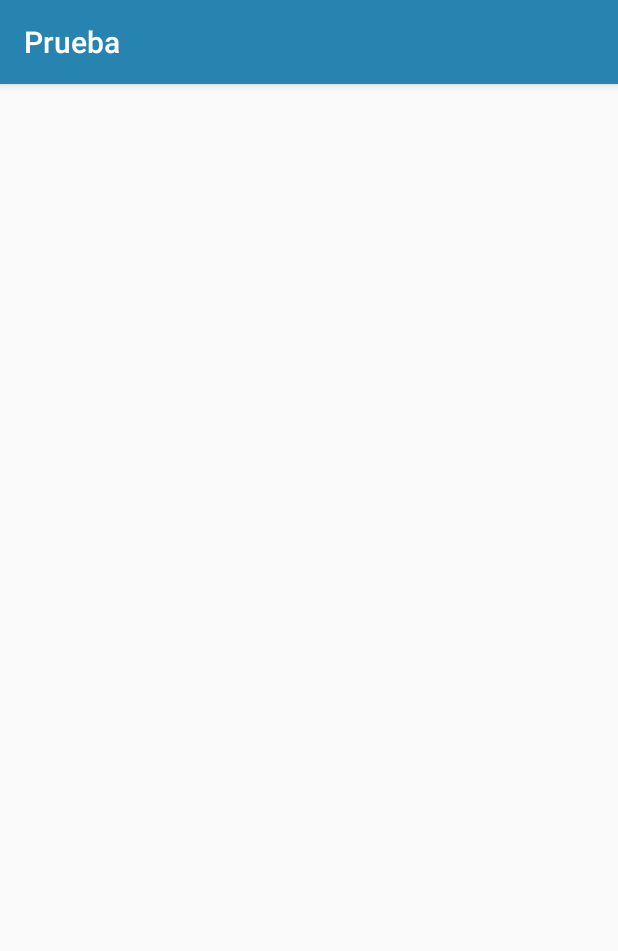
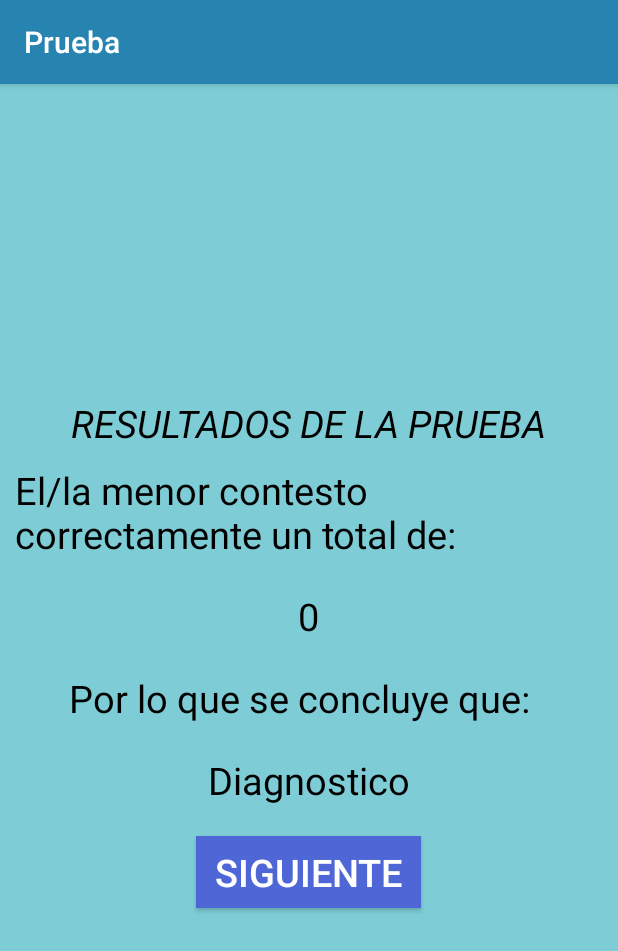
Before and after one commit to Numerica98/DiagnoDixie, an Android app: the ResultActivity screen opened directly, with no data from a screen before it, on a phone screen of 412 x 824 dp. Shown: the top 951 px of the screen. Run offline under Robolectric (Android 15) with nearby library versions, the phone set to English and light mode, and no system bars.

Commit message:
Modificada la pregunta 2, agregada pantalla final y resultado

```diff
--- a/app/src/main/AndroidManifest.xml
+++ b/app/src/main/AndroidManifest.xml
@@ -1,6 +1,6 @@
 <?xml version="1.0" encoding="utf-8"?>
 <manifest xmlns:android="http://schemas.android.com/apk/res/android"
-    package="com.example.prueba">
+          package="com.example.prueba">
 
     <application
         android:name=".AppConstants"
@@ -10,14 +10,17 @@
         android:roundIcon="@mipmap/ic_launcher_round"
         android:supportsRtl="true"
         android:theme="@style/AppTheme">
-        <activity android:name=".Question2"></activity>
-        <activity android:name=".Question1"></activity>
-        <activity android:name=".CharacterActivity" />
+        <activity android:name=".ResultActivity">
+        </activity>
+        <activity android:name=".FinishActivity"/>
+        <activity android:name=".Question11"/>
+        <activity android:name=".Question1"/>
+        <activity android:name=".CharacterActivity"/>
         <activity android:name=".MainActivity">
             <intent-filter>
-                <action android:name="android.intent.action.MAIN" />
+                <action android:name="android.intent.action.MAIN"/>
 
-                <category android:name="android.intent.category.LAUNCHER" />
+                <category android:name="android.intent.category.LAUNCHER"/>
             </intent-filter>
         </activity>
     </application>
--- a/app/src/main/java/com/example/prueba/Question1.kt
+++ b/app/src/main/java/com/example/prueba/Question1.kt
@@ -22,7 +22,7 @@ class Question1 : AppCompatActivity() {
         var mApp = AppConstants()
 
         //Variable para generar el intent mas adelante
-        val intentQuestion2 = Intent(this@Question1, Question2::class.java)
+        val intentQuestion2 = Intent(this@Question1, Question11::class.java)
 
         tv_question1_g_0_0.setOnClickListener {
             //Aumenta el contador cada vez que se presiona
--- a/app/src/main/java/com/example/prueba/Question2.kt
+++ b/app/src/main/java/com/example/prueba/ResultActivity.kt
@@ -3,10 +3,15 @@ package com.example.prueba
 import androidx.appcompat.app.AppCompatActivity
 import android.os.Bundle
 
-class Question2 : AppCompatActivity() {
+class ResultActivity : AppCompatActivity() {
 
     override fun onCreate(savedInstanceState: Bundle?) {
         super.onCreate(savedInstanceState)
-        setContentView(R.layout.activity_question2)
+        setContentView(R.layout.activity_result)
+
+        var mApp = AppConstants()
+
+
+
     }
 }
--- a/app/src/main/res/layout/activity_question2.xml
+++ /dev/null
@@ -1,9 +0,0 @@
-<?xml version="1.0" encoding="utf-8"?>
-<androidx.constraintlayout.widget.ConstraintLayout xmlns:android="http://schemas.android.com/apk/res/android"
-    xmlns:app="http://schemas.android.com/apk/res-auto"
-    xmlns:tools="http://schemas.android.com/tools"
-    android:layout_width="match_parent"
-    android:layout_height="match_parent"
-    tools:context=".Question2">
-
-</androidx.constraintlayout.widget.ConstraintLayout>
--- /dev/null
+++ b/app/src/main/res/layout/activity_result.xml
@@ -0,0 +1,83 @@
+<?xml version="1.0" encoding="utf-8"?>
+<LinearLayout
+        xmlns:android="http://schemas.android.com/apk/res/android"
+        xmlns:tools="http://schemas.android.com/tools"
+        xmlns:app="http://schemas.android.com/apk/res-auto"
+        android:layout_width="match_parent"
+        android:layout_height="match_parent"
+    android:orientation="vertical"
+    android:gravity="center"
+    android:background="@color/background_app"
+        tools:context=".ResultActivity">
+
+    <ScrollView
+        android:layout_width="match_parent"
+        android:layout_height="wrap_content">
+
+        <LinearLayout
+            android:layout_width="match_parent"
+            android:layout_height="wrap_content"
+            android:orientation="vertical"
+            android:gravity="center">
+
+            <TextView
+                android:layout_width="wrap_content"
+                android:layout_height="wrap_content"
+                android:text="RESULTADOS DE LA PRUEBA"
+                android:textColor="@color/text"
+                android:textSize="@dimen/text_main"
+                android:textAlignment="center"
+                android:textStyle="italic"/>
+
+            <TextView
+                android:id="@+id/tv_AnswerCount"
+                android:layout_width="wrap_content"
+                android:layout_height="wrap_content"
+                android:layout_margin="@dimen/margin_view"
+                android:text="El/la menor contesto correctamente un total de: "
+                android:textSize="@dimen/text_main"
+                android:textColor="@color/text"/>
+
+            <TextView
+                android:id="@+id/tv_AnswerCountDetail"
+                android:layout_width="wrap_content"
+                android:layout_height="wrap_content"
+                android:layout_margin="@dimen/margin_view"
+                android:text="0"
+                android:textSize="@dimen/text_main"
+                android:textColor="@color/text"/>
+
+            <TextView
+                android:id="@+id/tv_Recomendation"
+                android:layout_width="wrap_content"
+                android:layout_height="wrap_content"
+                android:layout_margin="@dimen/margin_view"
+                android:text="Por lo que se concluye que:  "
+                android:textSize="@dimen/text_main"
+                android:textColor="@color/text"/>
+
+            <TextView
+                android:id="@+id/tv_RecomendationDetail"
+                android:layout_width="wrap_content"
+                android:layout_height="wrap_content"
+                android:layout_margin="@dimen/margin_view"
+                android:text="Diagnostico"
+                android:textSize="@dimen/text_main"
+                android:textColor="@color/text"/>
+
+            <Button
+                android:id="@+id/bt_NextFinish"
+                android:layout_width="@dimen/width_button"
+                android:layout_height="wrap_content"
+                android:layout_margin="@dimen/margin_view"
+                android:text="@string/text_siguiente"
+                android:textSize="@dimen/text_main"
+                android:textColor="@color/text_button"
+                android:background="@color/background_button"
+                tools:ignore="HardcodedText" />
+
+
+        </LinearLayout>
+    </ScrollView>
+
+</LinearLayout>
```
Also changed, not shown: app/src/main/java/com/example/prueba/FinishActivity.kt (added, +33 -0 lines), app/src/main/java/com/example/prueba/Question11.kt (added, +31 -0 lines), app/src/main/res/layout/activity_finish.xml (added, +71 -0 lines), app/src/main/res/layout/activity_question1.xml (+13 -0 lines), app/src/main/res/layout/activity_question11.xml (added, +180 -0 lines).
